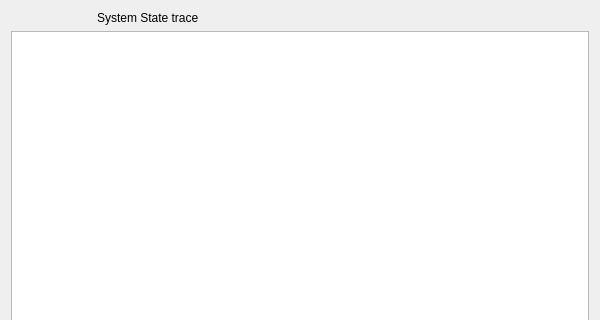
This is rbutil/rbutilqt/systracefrm.ui in Rockbox-Chinese-Community/Rockbox-RCC as Qt 5 draws it before an edit; both pictures show x 0 to 600 and y 0 to 320 of the 600 by 550 pixel window. The edited form follows.
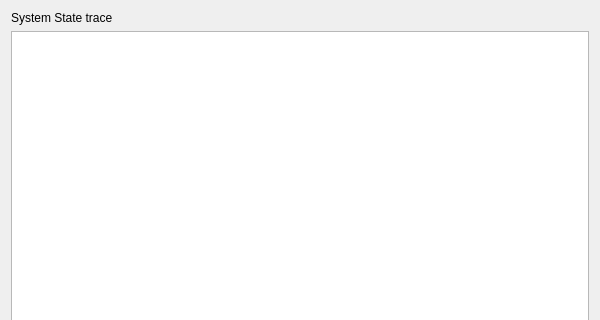
This is the edited form. Icons and pictures are not drawn.

Commit message: Add Save icon and add a note to the about dialog about the origin of the icons. Should have been there much earlier ...

Diff of the .ui file:
```diff
--- a/rbutil/rbutilqt/systracefrm.ui
+++ b/rbutil/rbutilqt/systracefrm.ui
@@ -13,7 +13,7 @@
    <string>System Trace</string>
   </property>
   <layout class="QGridLayout" name="gridLayout" >
-   <item row="0" column="1" colspan="4" >
+   <item row="0" column="0" colspan="5" >
     <widget class="QLabel" name="label" >
      <property name="text" >
       <string>System State trace</string>
```
Left out of the diff: 4 changed lines with no effect on the pictures. The commit also changes 5 other files.
